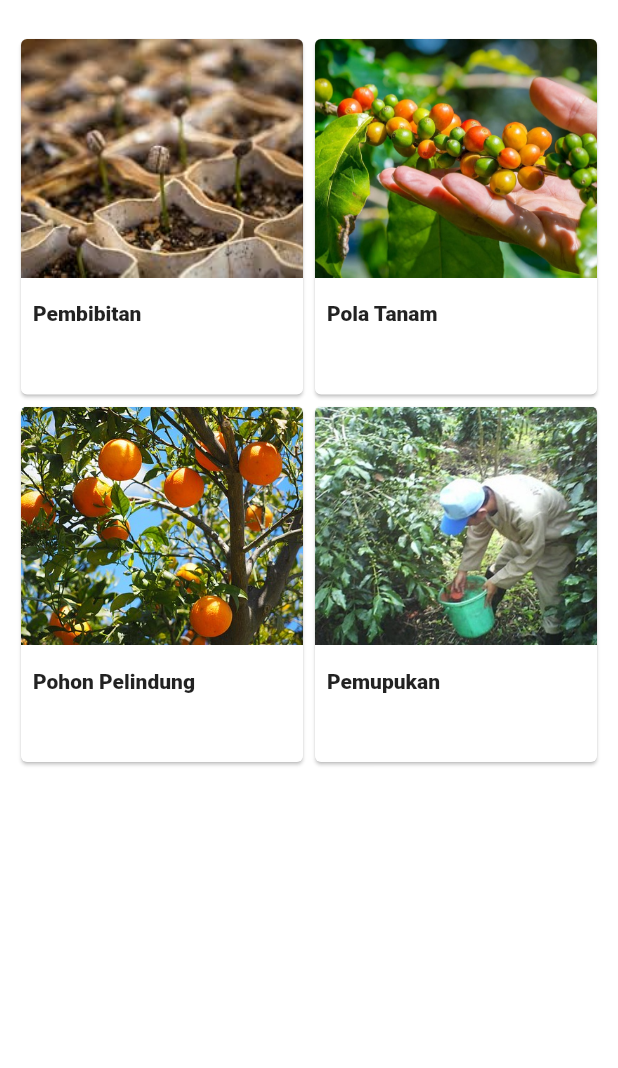
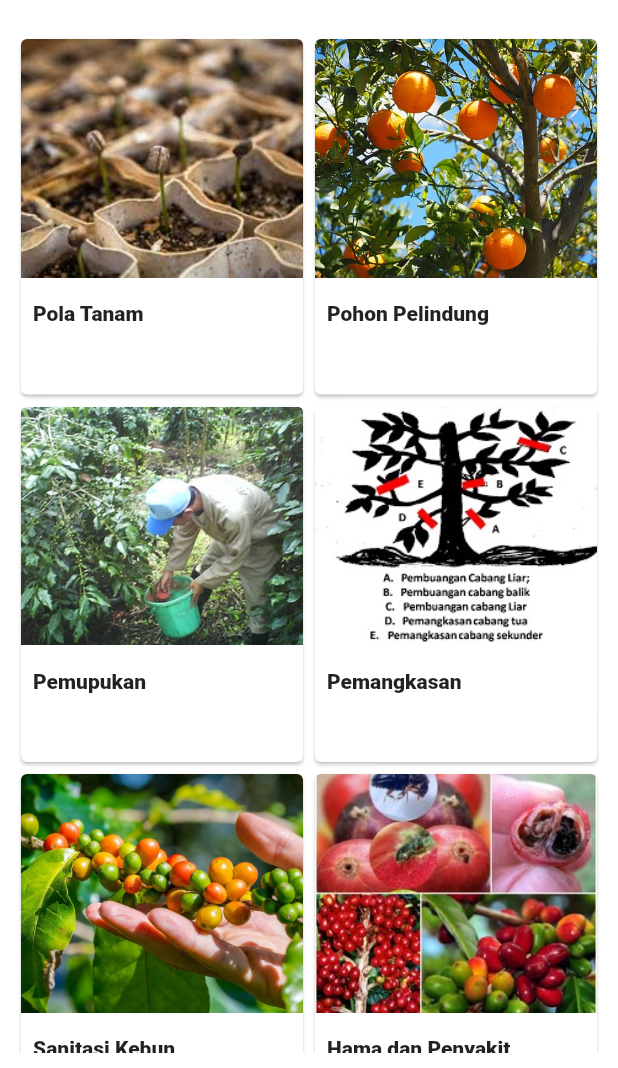
Before and after one commit to markopi-indonesia/markopi_mobile, a Flutter app: the screen it shows after launch, on a phone screen of 412 x 824 dp, the part 168-1236 px from its top. Run offline on Flutter 3.47's test engine with Material 2 defaults, Android fonts, the phone set to English and light mode, and no system bars.

Commit message:
Add new menu and image assets

```diff
--- a/lib/home.dart
+++ b/lib/home.dart
@@ -51,94 +51,12 @@ class HomePage extends StatelessWidget {
                 padding: EdgeInsets.only(top: 22.0),
                 childAspectRatio: 8.0 / 10.0, //size card
                 children: <Widget>[
-//                  Card(
-//                    clipBehavior: Clip.antiAlias,
-//                    child: Column(
-//                      crossAxisAlignment: CrossAxisAlignment.start,
-//                      children: <Widget>[
-//                        AspectRatio(
-//                          aspectRatio: 13.0 / 11.0,
-//                          child: Image.asset('assets/pembibitan.jpeg', fit: BoxFit.cover),
-//                        ),
-//                        Padding(
-//                          padding: EdgeInsets.fromLTRB(8.0, 16.0, 16.0, 8.0),
-//                          child: Column(
-//                            crossAxisAlignment: CrossAxisAlignment.start,
-//                            children: <Widget>[
-//                              Text('Pembibitan', style: TextStyle(fontWeight: FontWeight.w900)),
-//                            ],
-//                          ),
-//                        ),
-//                      ],
-//                    ),
-//                  ),
-//                  Card(
-//                    clipBehavior: Clip.antiAlias,
-//                    child: Column(
-//                      crossAxisAlignment: CrossAxisAlignment.start,
-//                      children: <Widget>[
-//                        AspectRatio(
-//                          aspectRatio: 13.0 / 11.0,
-//                          child: Image.asset('assets/pola_tanam.jpeg', fit: BoxFit.cover),
-//                        ),
-//                        Padding(
-//                          padding: EdgeInsets.fromLTRB(8.0, 16.0, 16.0, 8.0),
-//                          child: Column(
-//                            crossAxisAlignment: CrossAxisAlignment.start,
-//                            children: <Widget>[
-//                              Text('Pola Tanam', style: TextStyle(fontWeight: FontWeight.w900)),
-//                            ],
-//                          ),
-//                        ),
-//                      ],
-//                    ),
-//                  ),
-//                  Card(
-//                    clipBehavior: Clip.antiAlias,
-//                    child: Column(
-//                      crossAxisAlignment: CrossAxisAlignment.start,
-//                      children: <Widget>[
-//                        AspectRatio(
-//                          aspectRatio: 13.0 / 11.0,
-//                          child: Image.asset('assets/pohon_pelindung.jpeg', fit: BoxFit.cover),
-//                        ),
-//                        Padding(
-//                          padding: EdgeInsets.fromLTRB(8.0, 16.0, 16.0, 8.0),
-//                          child: Column(
-//                            crossAxisAlignment: CrossAxisAlignment.start,
-//                            children: <Widget>[
-//                              Text('Pohon Pelindung', style: TextStyle(fontWeight: FontWeight.w900)),
-//                            ],
-//                          ),
-//                        ),
-//                      ],
-//                    ),
-//                  ),
-//                  Card(
-//                    clipBehavior: Clip.antiAlias,
-//                    child: Column(
-//                      crossAxisAlignment: CrossAxisAlignment.start,
-//                      children: <Widget>[
-//                        AspectRatio(
-//                          aspectRatio: 13.0 / 11.0,
-//                          child: Image.asset('assets/pemupukan_kopi.jpg', fit: BoxFit.cover),
-//                        ),
-//                        Padding(
-//                          padding: EdgeInsets.fromLTRB(8.0, 16.0, 16.0, 8.0),
-//                          child: Column(
-//                            crossAxisAlignment: CrossAxisAlignment.start,
-//                            children: <Widget>[
-//                              Text('Pemupukan', style: TextStyle(fontWeight: FontWeight.w900)),
-//                            ],
-//                          ),
-//                        ),
-//                      ],
-//                    ),
-//                  ),
-                  new CardMenu(name: 'Pembibitan', image: Image.asset('assets/pembibitan.jpeg', fit: BoxFit.cover)),
                   new CardMenu(name: 'Pola Tanam', image: Image.asset('assets/pola_tanam.jpeg', fit: BoxFit.cover)),
                   new CardMenu(name: 'Pohon Pelindung', image: Image.asset('assets/pohon_pelindung.jpeg', fit: BoxFit.cover)),
                   new CardMenu(name: 'Pemupukan', image: Image.asset('assets/pemupukan_kopi.jpg', fit: BoxFit.cover)),
+                  new CardMenu(name: 'Pemangkasan', image: Image.asset('assets/pemangkasan.jpeg', fit: BoxFit.cover)),
+                  new CardMenu(name: 'Sanitasi Kebun', image: Image.asset('assets/sanitasi.jpeg', fit: BoxFit.cover)),
+                  new CardMenu(name: 'Hama dan Penyakit', image: Image.asset('assets/hama_penyakit.jpeg', fit: BoxFit.cover)),
                 ],
               ),
             ),
--- a/pubspec.yaml
+++ b/pubspec.yaml
@@ -19,6 +19,7 @@ environment:
 dependencies:
   flutter:
     sdk: flutter
+  responsive_container:
 
   # The following adds the Cupertino Icons font to your application.
   # Use with the CupertinoIcons class for iOS style icons.
@@ -46,10 +47,12 @@ flutter:
   #  - images/a_dot_ham.jpeg
   assets:
     - assets/diamond.png
-    - assets/pembibitan.jpeg
+    - assets/hama_penyakit.jpeg
+    - assets/pemangkasan.jpeg
     - assets/pemupukan_kopi.jpg
     - assets/pohon_pelindung.jpeg
     - assets/pola_tanam.jpeg
+    - assets/sanitasi.jpeg
 
   # An image asset can refer to one or more resolution-specific "variants", see
   # https://flutter.io/assets-and-images/#resolution-aware.
```
Also changed, not shown: assets/hama_penyakit.jpeg (added), assets/pemangkasan.jpeg (added), assets/pembibitan.jpeg (deleted), assets/pola_tanam.jpeg, assets/sanitasi.jpeg (added), pubspec.lock.
